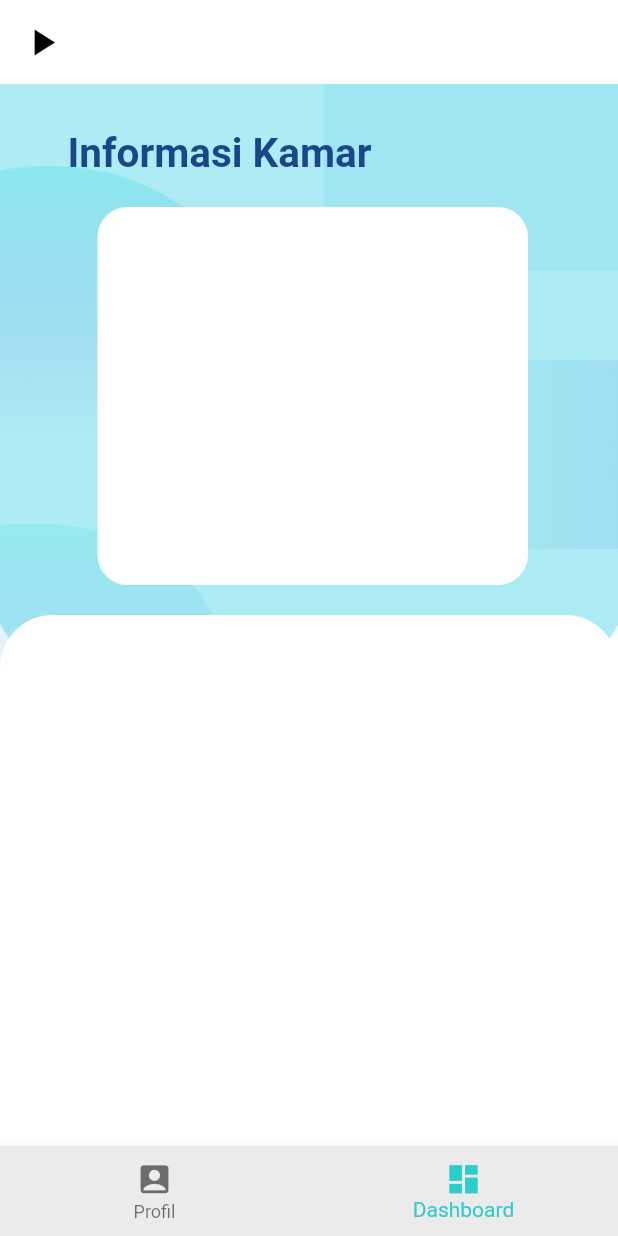
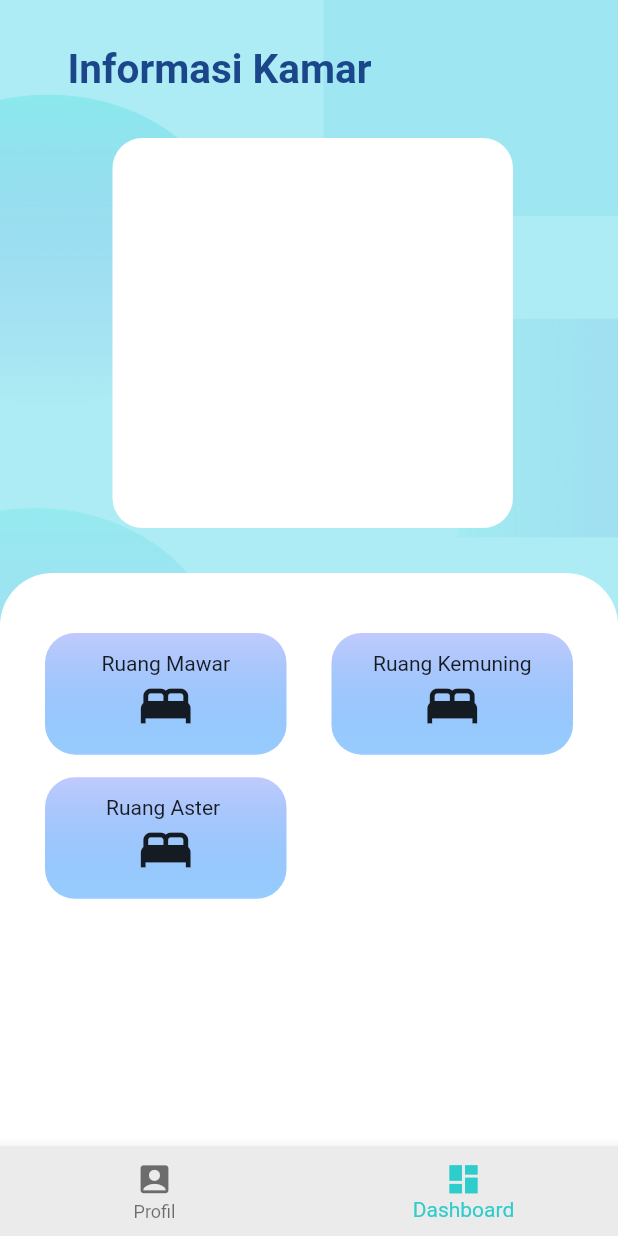
Before and after one commit to SanAdjie/M-Visign, a Flutter app: the Dashboard2 screen opened directly, on a phone screen of 412 x 824 dp. Run offline on Flutter 3.47's test engine with Material 2 defaults, Android fonts, the phone set to English and light mode, and no system bars; our stand-ins replace firebase_auth, firebase_core, firebase_database; missing offline and left inert: cloud_firestore_web, firebase_auth_web, firebase_core_web, firebase_database_web; accounts and stored records are empty.

Commit message:
29/8 : Update Routes & Send Data Forward

```diff
--- a/lib/components/reusable_bg1.dart
+++ b/lib/components/reusable_bg1.dart
@@ -20,7 +20,7 @@ class ReusableBg1 extends StatelessWidget {
                       image: AssetImage("assets/images/bg_screen_baru.png"),
                       fit: BoxFit.fill)))),
         Expanded(
-            flex: 100,
+            flex: 80,
             child: Container(color: Colors.white))
       ],
     );
--- /dev/null
+++ b/lib/components/reusable_ruang.dart
@@ -0,0 +1,35 @@
+import 'package:flutter/material.dart';
+
+class Ruang extends StatelessWidget {
+
+  final namaRuang;
+  final VoidCallback onTap;
+
+  const Ruang({required this.namaRuang, required this.onTap});
+
+  @override
+  Widget build(BuildContext context) {
+    return GestureDetector(
+        onTap: onTap,
+        child: Container(
+          margin: const EdgeInsets.symmetric(horizontal: 10),
+          decoration: BoxDecoration(
+              gradient: const LinearGradient(
+                  begin: Alignment.topCenter,
+                  end: Alignment.bottomCenter,
+                  colors: <Color>[
+                    Color(0xFFC0CAFC),
+                    Color(0x8D44A3FC)],
+                  tileMode: TileMode.mirror),
+              borderRadius: BorderRadius.circular(20)),
+          child: Column(
+            mainAxisAlignment: MainAxisAlignment.center,
+            crossAxisAlignment: CrossAxisAlignment.center,
+            children: <Widget>[
+              Text(namaRuang),
+              const Icon(Icons.bed, size: 40)
+            ],
+          ),
+        ));
+  }
+}
--- a/lib/screen/detail/kamar.dart
+++ b/lib/screen/detail/kamar.dart
@@ -45,7 +45,7 @@ class _KamarPasienState extends State<KamarPasien> {
                 decoration: const BoxDecoration(
                     borderRadius: BorderRadius.all(Radius.circular(15)),
                     color: kColorBG),
-                child: const Kamar2(),
+                child: null,
               ),
             ),
           ),
--- a/lib/screen/detail/listKamar/kamar2.dart
+++ b/lib/screen/detail/listKamar/kamar2.dart
@@ -2,7 +2,7 @@ import 'package:flutter/material.dart';
 import 'package:wehedev/utility/constant.dart';
 
 class Kamar2 extends StatefulWidget {
-  const Kamar2({Key? key}) : super(key: key);
+  const Kamar2(String s, {Key? key}) : super(key: key);
 
   @override
   State<Kamar2> createState() => _Kamar2State();
--- a/lib/screen2/dashboard2.dart
+++ b/lib/screen2/dashboard2.dart
@@ -1,7 +1,9 @@
 import 'package:flutter/material.dart';
+import '../screen2/kamar2.dart';
 import '../utility/constant.dart';
 import '../components/reusable_bg1.dart';
 import '../components/reusable_bottomNavBar.dart';
+import '../components/reusable_ruang.dart';
 
 class Dashboard2 extends StatefulWidget {
   const Dashboard2({Key? key}) : super(key: key);
@@ -17,27 +19,29 @@ class _Dashboard2State extends State<Dashboard2> {
   int indexItemNavBar = 1;
 
   //Method
-  void bottomAppBarStateChange(int index) {
+  void bottomAppBarStateChange(int index){
     index == 0? Navigator.pop(context) : null;
   }
 
   @override
   Widget build(BuildContext context) {
+
+    List <Ruang> ruang2 = [
+      Ruang(namaRuang: "Ruang Mawar", onTap: (){
+        Navigator.push(context, MaterialPageRoute(builder: (context)=> const Kamar2("Ruang Mawar")));
+      }),
+      Ruang(namaRuang: "Ruang Kemuning", onTap: (){
+        Navigator.push(context, MaterialPageRoute(builder: (context)=> const Kamar2("Ruang Kemuning")));
+      }),
+      Ruang(namaRuang: "Ruang Aster ", onTap: (){
+        Navigator.push(context, MaterialPageRoute(builder: (context)=> const Kamar2("Ruang Aster")));
+      }),
+    ];
+
     return Container(
       color: kColorCyan,
       child: SafeArea(
         child: Scaffold(
-            appBar: AppBar(
-                backgroundColor: Colors.white,
-                bottomOpacity: 0.0,
-                elevation: 0.0,
-                leading: Builder(
-                    builder: (context) => IconButton(
-                        icon: const Icon(Icons.play_arrow),
-                        iconSize: 30, color: kColorBlack,
-                        onPressed: (){
-                          Scaffold.of(context).openDrawer();
-                        }))),
             body: Stack(
               children: <Widget>[
                 ReusableBg1(),
@@ -53,23 +57,30 @@ class _Dashboard2State extends State<Dashboard2> {
                             const Text("Informasi Kamar", style: kStyleMenuHeader),
                             Expanded(
                               child: Container(
-                                margin: const EdgeInsets.all(20),
+                                margin: const EdgeInsets.all(30),
                                 padding: const EdgeInsets.all(20),
                                 decoration: BoxDecoration(
                                   color: Colors.white,
                                   borderRadius: BorderRadius.circular(20)),
                                 child: null
                               )
-                            )
-                          ],
-                        ),
-                      )),
+                            )]))),
                     Expanded(
                       child: Container(
                         decoration: const BoxDecoration(
                             color: kColorWhite,
                             borderRadius: BorderRadius.vertical(top: Radius.circular(35))),
-                        child: null))
+                        child: GridView.count(
+                          childAspectRatio: 125/56,
+                          primary: false,
+                          padding: const EdgeInsets.symmetric(horizontal: 20, vertical: 40),
+                          crossAxisSpacing: 10,
+                          mainAxisSpacing: 15,
+                          crossAxisCount: 2,
+                          children: ruang2,
+                        )
+                      )
+                    )
                   ],
                 )
               ],
--- a/lib/screen2/kamar2.dart
+++ b/lib/screen2/kamar2.dart
@@ -3,9 +3,11 @@ import '../utility/constant.dart';
 import '../components/reusable_bg1.dart';
 
 class Kamar2 extends StatefulWidget {
-  const Kamar2({Key? key}) : super(key: key);
 
   static const id = "Kamar2";
+  final String namaKamar;
+
+  const Kamar2(this.namaKamar, {Key? key}) : super(key: key);
 
   @override
   State<Kamar2> createState() => _Kamar2State();
@@ -26,18 +28,19 @@ class _Kamar2State extends State<Kamar2> {
                 children: <Widget>[
                   Expanded(
                       child: Padding(
-                        padding: EdgeInsets.fromLTRB(45, 30, 40, 0),
+                        padding: const EdgeInsets.fromLTRB(45, 30, 40, 0),
                         child: Column(
                           crossAxisAlignment: CrossAxisAlignment.stretch,
                           mainAxisAlignment: MainAxisAlignment.spaceBetween,
                           children: <Widget>[
-                            const Text("Ruang Mawar", style: kStyleMenuHeader),
+                            Text(widget.namaKamar, style: kStyleMenuHeader),
                             Expanded(
                               child: Container(),
                             )
                           ],
                         ),
-                      )),
+                      )
+                  ),
                   Expanded(
                       child: Container(
                           decoration: const BoxDecoration(
--- a/lib/utility/constant.dart
+++ b/lib/utility/constant.dart
@@ -20,7 +20,7 @@ const kColorDBlue = Color(0xFF1C468A);
 const kColorDBlue2 = Color(0xFF567EE4);
 const kColorOrange = Color(0xFFFF8A65);
 
-const double dPadding = 20.0;
+const kPadding = 20.0;
 
 const kSpacer10 = SizedBox(height: 10);
 const kSpacer15 = SizedBox(height: 15);
```
